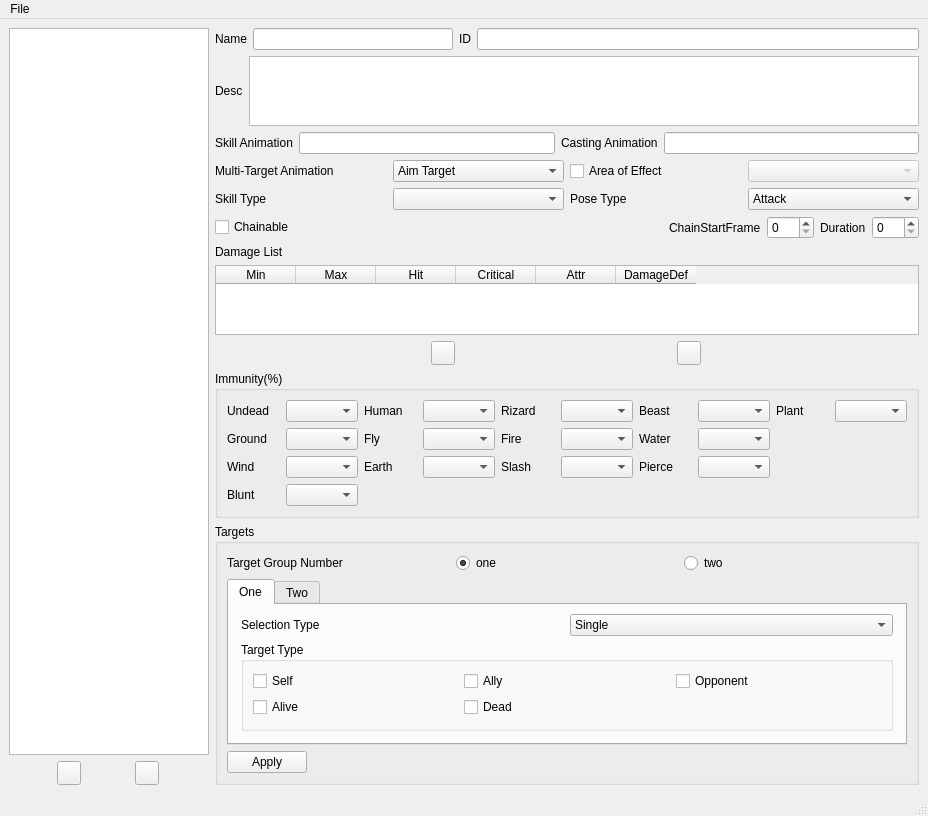
wasedaigo/samancing-roga, file tools/RogaSkillEditor/RogaSkillEditor.ui: the form before one commit.
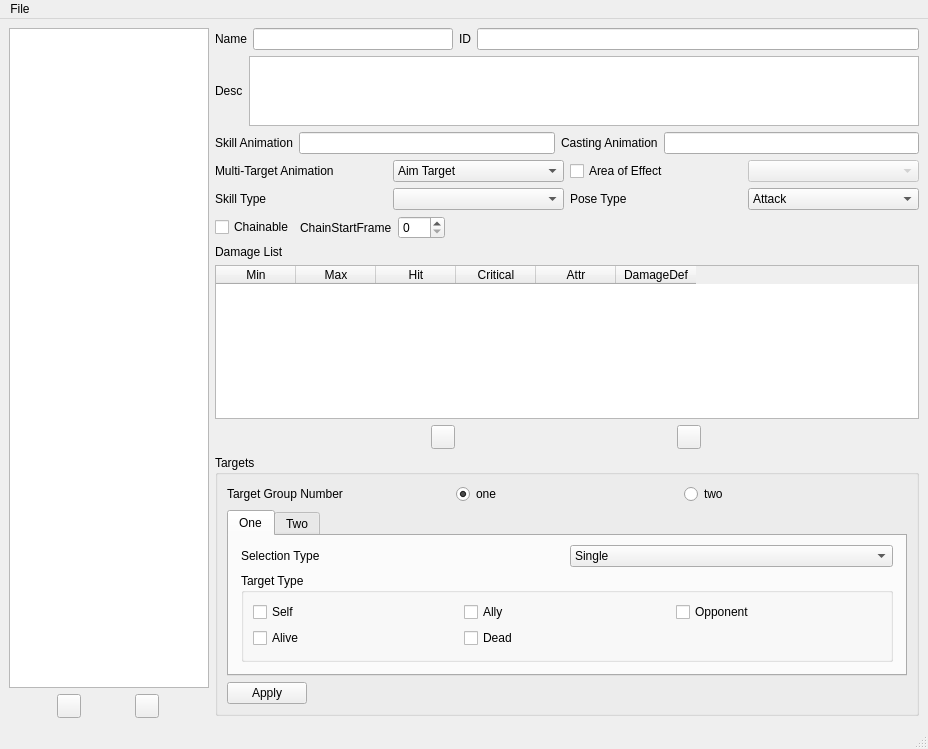
The form after the commit. Icons and pictures are not drawn.

Commit message: Monster / Skill Editor update

```diff
--- a/tools/RogaSkillEditor/RogaSkillEditor.ui
+++ b/tools/RogaSkillEditor/RogaSkillEditor.ui
@@ -7,7 +7,7 @@
     <x>0</x>
     <y>0</y>
     <width>928</width>
-    <height>721</height>
+    <height>749</height>
    </rect>
   </property>
   <property name="windowTitle">
@@ -253,6 +253,20 @@
           </property>
          </widget>
         </item>
+        <item>
+         <widget class="QLabel" name="label_10">
+          <property name="text">
+           <string>ChainStartFrame</string>
+          </property>
+         </widget>
+        </item>
+        <item>
+         <widget class="QSpinBox" name="chainStartFrameCombobox">
+          <property name="maximum">
+           <number>999</number>
+          </property>
+         </widget>
+        </item>
         <item>
          <spacer name="horizontalSpacer">
           <property name="orientation">
@@ -266,34 +280,6 @@
           </property>
          </spacer>
         </item>
-        <item>
-         <widget class="QLabel" name="label_10">
-          <property name="text">
-           <string>ChainStartFrame</string>
-          </property>
-         </widget>
-        </item>
-        <item>
-         <widget class="QSpinBox" name="chainStartFrameCombobox">
-          <property name="maximum">
-           <number>999</number>
-          </property>
-         </widget>
-        </item>
-        <item>
-         <widget class="QLabel" name="label_14">
-          <property name="text">
-           <string>Duration</string>
-          </property>
-         </widget>
-        </item>
-        <item>
-         <widget class="QSpinBox" name="chainDurationCombobox">
-          <property name="maximum">
-           <number>999</number>
-          </property>
-         </widget>
-        </item>
        </layout>
       </item>
       <item>
@@ -396,211 +382,6 @@
         </item>
        </layout>
       </item>
-      <item>
-       <widget class="QGroupBox" name="gridGroupBox">
-        <property name="title">
-         <string>Immunity(%)</string>
-        </property>
-        <layout class="QGridLayout" name="gridLayout">
-         <item row="0" column="0">
-          <layout class="QHBoxLayout" name="horizontalLayout_4">
-           <item>
-            <widget class="QLabel" name="label_7">
-             <property name="text">
-              <string>Undead</string>
-             </property>
-            </widget>
-           </item>
-           <item>
-            <widget class="QComboBox" name="undeadCombobox"/>
-           </item>
-          </layout>
-         </item>
-         <item row="0" column="1">
-          <layout class="QHBoxLayout" name="horizontalLayout_10">
-           <item>
-            <widget class="QLabel" name="label_9">
-             <property name="text">
-              <string>Human</string>
-             </property>
-            </widget>
-           </item>
-           <item>
-            <widget class="QComboBox" name="humanCombobox"/>
-           </item>
-          </layout>
-         </item>
-         <item row="0" column="2">
-          <layout class="QHBoxLayout" name="horizontalLayout_14">
-           <item>
-            <widget class="QLabel" name="label_16">
-             <property name="text">
-              <string>Rizard</string>
-             </property>
-            </widget>
-           </item>
-           <item>
-            <widget class="QComboBox" name="rizardCombobox"/>
-           </item>
-          </layout>
-         </item>
-         <item row="0" column="3">
-          <layout class="QHBoxLayout" name="horizontalLayout_15">
-           <item>
-            <widget class="QLabel" name="label_17">
-             <property name="text">
-              <string>Beast</string>
-             </property>
-            </widget>
-           </item>
-           <item>
-            <widget class="QComboBox" name="beastCombobox"/>
-           </item>
-          </layout>
-         </item>
-         <item row="1" column="0">
-          <layout class="QHBoxLayout" name="horizontalLayout_16">
-           <item>
-            <widget class="QLabel" name="label_18">
-             <property name="text">
-              <string>Ground</string>
-             </property>
-            </widget>
-           </item>
-           <item>
-            <widget class="QComboBox" name="groundCombobox"/>
-           </item>
-          </layout>
-         </item>
-         <item row="2" column="0">
-          <layout class="QHBoxLayout" name="horizontalLayout_17">
-           <item>
-            <widget class="QLabel" name="label_19">
-             <property name="text">
-              <string>Wind</string>
-             </property>
-            </widget>
-           </item>
-           <item>
-            <widget class="QComboBox" name="windCombobox"/>
-           </item>
-          </layout>
-         </item>
-         <item row="1" column="1">
-          <layout class="QHBoxLayout" name="horizontalLayout_18">
-           <item>
-            <widget class="QLabel" name="label_20">
-             <property name="text">
-              <string>Fly</string>
-             </property>
-            </widget>
-           </item>
-           <item>
-            <widget class="QComboBox" name="flyCombobox"/>
-           </item>
-          </layout>
-         </item>
-         <item row="1" column="2">
-          <layout class="QHBoxLayout" name="horizontalLayout_19">
-           <item>
-            <widget class="QLabel" name="label_21">
-             <property name="text">
-              <string>Fire</string>
-             </property>
-            </widget>
-           </item>
-           <item>
-            <widget class="QComboBox" name="fireCombobox"/>
-           </item>
-          </layout>
-         </item>
-         <item row="1" column="3">
-          <layout class="QHBoxLayout" name="horizontalLayout_20">
-           <item>
-            <widget class="QLabel" name="label_22">
-             <property name="text">
-              <string>Water</string>
-             </property>
-            </widget>
-           </item>
-           <item>
-            <widget class="QComboBox" name="waterCombobox"/>
-           </item>
-          </layout>
-         </item>
-         <item row="2" column="1">
-          <layout class="QHBoxLayout" name="horizontalLayout_21">
-           <item>
-            <widget class="QLabel" name="label_23">
-             <property name="text">
-              <string>Earth</string>
-             </property>
-            </widget>
-           </item>
-           <item>
-            <widget class="QComboBox" name="earthCombobox"/>
-           </item>
-          </layout>
-         </item>
-         <item row="2" column="2">
-          <layout class="QHBoxLayout" name="horizontalLayout_22">
-           <item>
-            <widget class="QLabel" name="label_24">
-             <property name="text">
-              <string>Slash</string>
-             </property>
-            </widget>
-           </item>
-           <item>
-            <widget class="QComboBox" name="slashCombobox"/>
-           </item>
-          </layout>
-         </item>
-         <item row="2" column="3">
-          <layout class="QHBoxLayout" name="horizontalLayout_23">
-           <item>
-            <widget class="QLabel" name="label_25">
-             <property name="text">
-              <string>Pierce</string>
-             </property>
-            </widget>
-           </item>
-           <item>
-            <widget class="QComboBox" name="pierceCombobox"/>
-           </item>
-          </layout>
-         </item>
-         <item row="3" column="0">
-          <layout class="QHBoxLayout" name="horizontalLayout_24">
-           <item>
-            <widget class="QLabel" name="label_26">
-             <property name="text">
-              <string>Blunt</string>
-             </property>
-            </widget>
-           </item>
-           <item>
-            <widget class="QComboBox" name="bluntCombobox"/>
-           </item>
-          </layout>
-         </item>
-         <item row="0" column="4">
-          <layout class="QHBoxLayout" name="horizontalLayout_26">
-           <item>
-            <widget class="QLabel" name="label_28">
-             <property name="text">
-              <string>Plant</string>
-             </property>
-            </widget>
-           </item>
-           <item>
-            <widget class="QComboBox" name="plantCombobox"/>
-           </item>
-          </layout>
-         </item>
-        </layout>
-       </widget>
-      </item>
       <item>
        <widget class="QGroupBox" name="horizontalGroupBox_5">
         <property name="title">
```
The commit also changes 5 other files.
